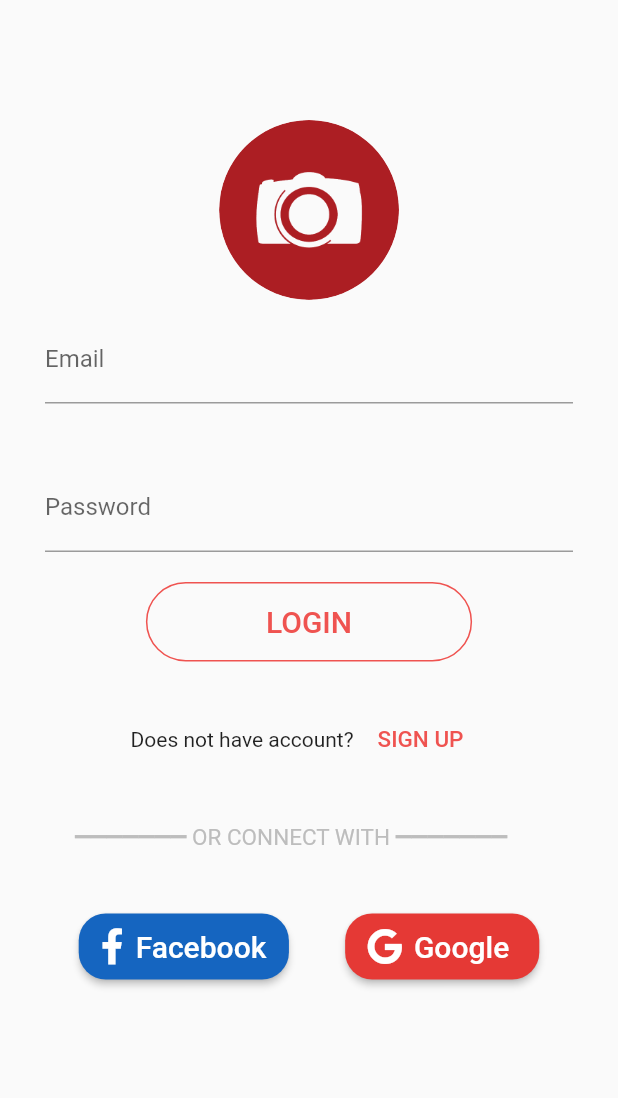
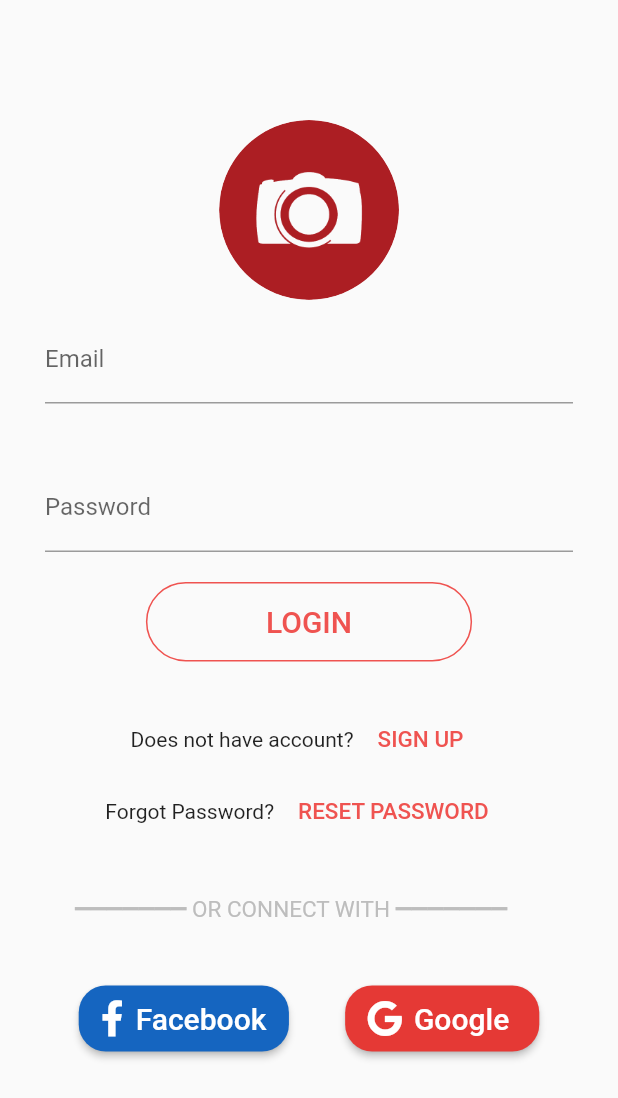
Before and after one commit to Polaf05/Flutter_PicMe, a Flutter app: the Signin screen opened directly, on a phone screen of 412 x 824 dp. Shown: the top 1098 px of the screen. Run offline on Flutter 3.47's test engine with Material 2 defaults, Android fonts, the phone set to English and light mode, and no system bars; our stand-ins replace firebase_auth, firebase_core, font_awesome_flutter, google_sign_in; missing offline and left inert: flutter_facebook_login; accounts and stored records are empty; Roboto replaces fonts that are missing (Arial).

Commit message:
forgot pass done

```diff
--- a/picme/lib/screens/authentication/sign_in.dart
+++ b/picme/lib/screens/authentication/sign_in.dart
@@ -6,7 +6,8 @@ import 'package:provider/provider.dart';
 class Signin extends StatefulWidget {
   //Accept class arguments
   final Function toggle;
-  Signin({this.toggle});
+  final Function toggleReset;
+  Signin({this.toggle, this.toggleReset});
 
   @override
   _SigninState createState() => _SigninState();
@@ -130,6 +131,23 @@ class _SigninState extends State<Signin> {
                   ],
                   mainAxisAlignment: MainAxisAlignment.center,
                 )),
+                Container(
+                    child: Row(
+                  children: <Widget>[
+                    Text('Forgot Password?'),
+                    FlatButton(
+                      textColor: Colors.red[400],
+                      child: Text(
+                        'RESET PASSWORD',
+                        style: TextStyle(fontSize: 15, fontFamily: 'Arial'),
+                      ),
+                      onPressed: () {
+                        widget.toggleReset();
+                      },
+                    )
+                  ],
+                  mainAxisAlignment: MainAxisAlignment.center,
+                )),
                 SizedBox(height: 20),
                 Container(
                   padding: EdgeInsets.fromLTRB(35, 10, 30, 0),
```
Also changed, not shown: picme/lib/screens/authentication/authenticate.dart (+11 -1 lines), picme/lib/screens/authentication/reset_password.dart (added, +113 -0 lines), picme/lib/services/auth.dart (+7 -0 lines).
